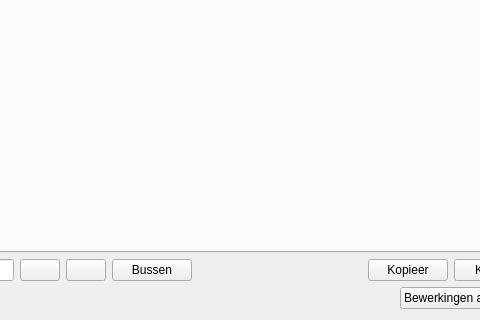
The window that buurtijd_deelnemers.ui (vvim/BT_deelnemers) describes before a commit, drawn with Qt 5; both pictures show x 119 to 599 and y 531 to 851 of the 750 by 851 pixel window.
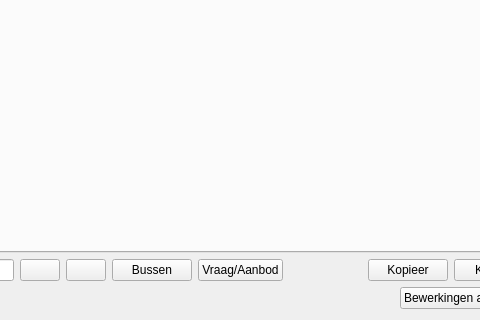
The same window after the commit. Icons and pictures are not drawn. Custom widgets are drawn as their Qt base class.

Commit message: start voor QWidget "vraag_aanbod"

```diff
--- a/buurtijd_deelnemers.ui
+++ b/buurtijd_deelnemers.ui
@@ -744,6 +744,13 @@
        </property>
       </widget>
      </item>
+     <item>
+      <widget class="QPushButton" name="pushButton_vraag_aanbod">
+       <property name="text">
+        <string>Vraag/Aanbod</string>
+       </property>
+      </widget>
+     </item>
      <item>
       <spacer name="horizontalSpacer_2">
        <property name="orientation">
```
Left out of the diff: 1 changed line with no effect on the pictures. The commit also changes 2 other files.
